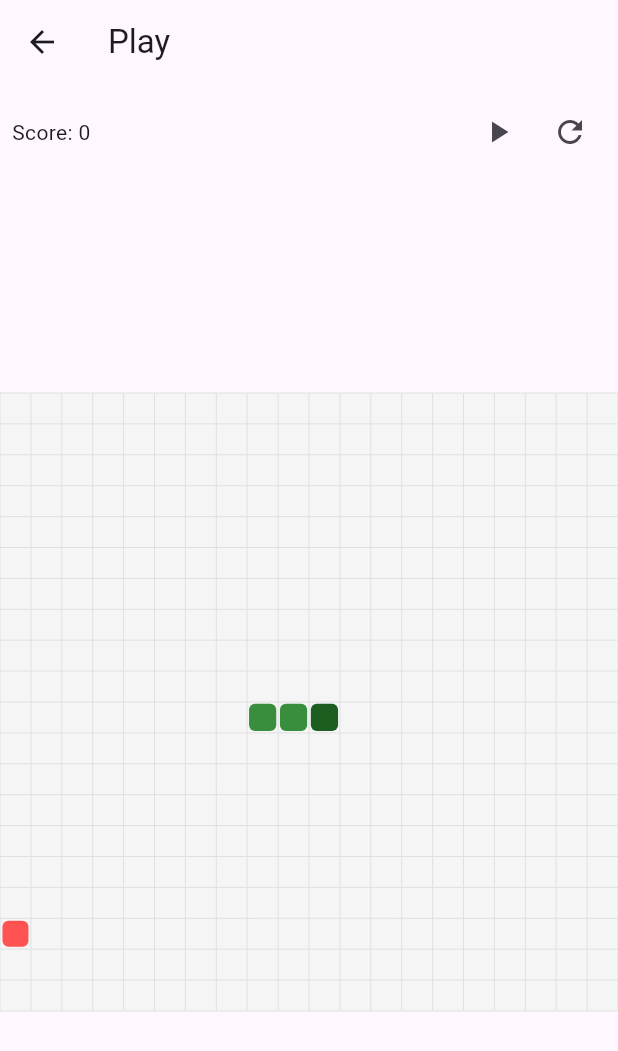
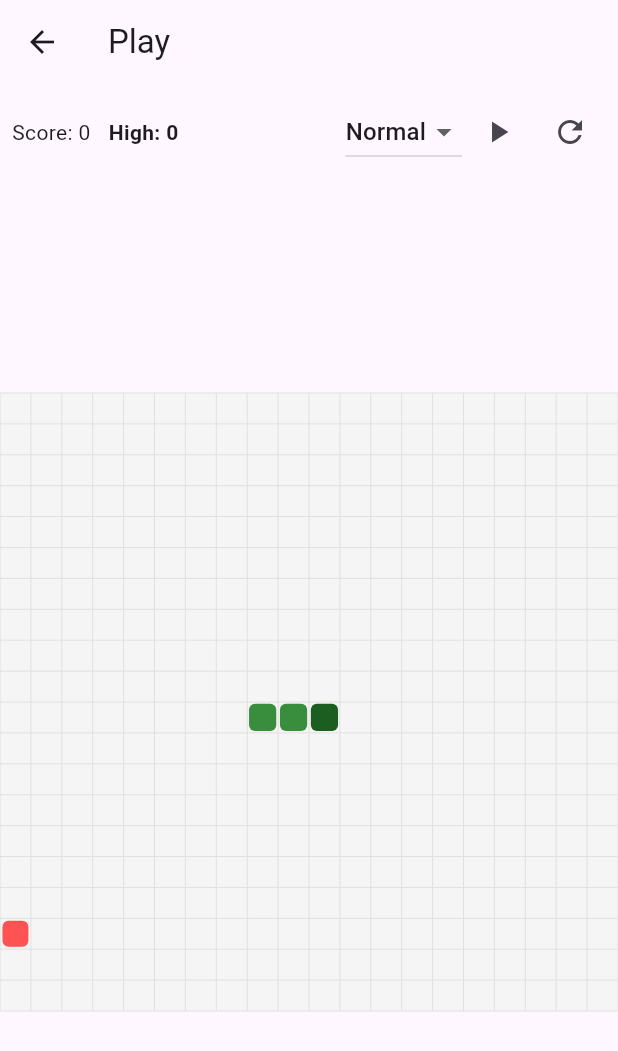
Before and after one commit to Abdelillah-CHADLI/Snake-Game, a Flutter app: the GameScreen screen opened directly, on a phone screen of 412 x 824 dp. Shown: the top 1051 px of the screen. Run offline on Flutter 3.47's test engine with Material 3 defaults, Android fonts, the phone set to English and light mode, and no system bars; our stand-ins replace shared_preferences; accounts and stored records are empty.

Commit message:
feat(ui): show high score and difficulty selector

```diff
--- a/lib/src/ui/game_screen.dart
+++ b/lib/src/ui/game_screen.dart
@@ -50,8 +50,23 @@ class _GameScreenState extends State<GameScreen> {
             child: Row(
               mainAxisAlignment: MainAxisAlignment.spaceBetween,
               children: [
-                Text('Score: ${controller.score}'),
                 Row(children: [
+                  Text('Score: ${controller.score}'),
+                  const SizedBox(width: 12),
+                  Text('High: ${controller.highScore}', style: const TextStyle(fontWeight: FontWeight.w600)),
+                ]),
+                Row(children: [
+                  DropdownButton<String>(
+                    value: controller.difficulty,
+                    items: const [
+                      DropdownMenuItem(value: 'Easy', child: Text('Easy')),
+                      DropdownMenuItem(value: 'Normal', child: Text('Normal')),
+                      DropdownMenuItem(value: 'Hard', child: Text('Hard')),
+                    ],
+                    onChanged: (v) {
+                      if (v != null) controller.setDifficulty(v);
+                    },
+                  ),
                   IconButton(
                     icon: Icon(controller.running ? Icons.pause : Icons.play_arrow),
                     onPressed: () => controller.running ? controller.pause() : controller.start(),
```
